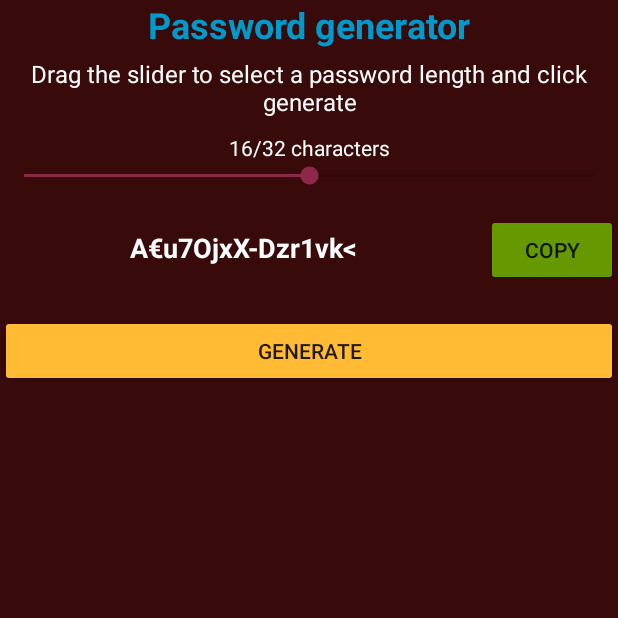
After one commit to hej2010/passwordStrength, an Android app: the GeneratorActivity screen opened directly, with no data from a screen before it, on a phone screen of 412 x 824 dp, the top half of it. The commit adds this screen. Run offline under Robolectric (Android 15) with nearby library versions, the phone set to English and light mode, and no system bars; our stand-ins replace AdMob.

Commit message:
Added password generator, added Constants class

```diff
--- a/app/build.gradle
+++ b/app/build.gradle
@@ -22,6 +22,7 @@ android {
 dependencies {
     compile fileTree(dir: 'libs', include: ['*.jar'])
     compile 'com.android.support:appcompat-v7:26.+'
+    compile 'com.android.support:design:26.+'
     compile 'com.google.firebase:firebase-ads:10.2.6'
     compile 'com.google.firebase:firebase-core:10.2.6'
     compile 'com.android.support.constraint:constraint-layout:1.0.2'
--- /dev/null
+++ b/app/src/main/java/se/swecookie/passwordstrength/Constants.java
@@ -0,0 +1,14 @@
+package se.swecookie.passwordstrength;
+
+class Constants {
+    private final static String allowedChars = "abcdefghijklmnopqrstuvwxyzABCDEFGHIJKLMNOPQRSTUVWXYZ0123456789!@#£¤$%€&/{([)]=}?+\\^¨~*,;.:-_<> ";
+    private static final String adID = "ca-app-pub-2831297200743176~9657558447";
+
+    static String getAllowedChars() {
+        return allowedChars;
+    }
+
+    static String getAdID() {
+        return adID;
+    }
+}
--- /dev/null
+++ b/app/src/main/java/se/swecookie/passwordstrength/GeneratorActivity.java
@@ -0,0 +1,104 @@
+package se.swecookie.passwordstrength;
+
+import android.content.ClipData;
+import android.content.ClipboardManager;
+import android.content.Context;
+import android.support.design.widget.Snackbar;
+import android.support.v7.app.AppCompatActivity;
+import android.os.Bundle;
+import android.view.View;
+import android.widget.Button;
+import android.widget.EditText;
+import android.widget.SeekBar;
+import android.widget.TextView;
+
+import com.google.android.gms.ads.AdRequest;
+import com.google.android.gms.ads.AdView;
+import com.google.android.gms.ads.MobileAds;
+
+import java.util.Random;
+
+public class GeneratorActivity extends AppCompatActivity {
+
+    private TextView txtSeekBar, txtPassword, txtNotice;
+    private int passwordLength = 16;
+    private Button btnGenerate, btnCopy;
+
+    @Override
+    protected void onCreate(Bundle savedInstanceState) {
+        super.onCreate(savedInstanceState);
+        setContentView(R.layout.activity_generator);
+
+        MobileAds.initialize(this, Constants.getAdID());
+
+        AdView mAdView = (AdView) findViewById(R.id.adView);
+        AdRequest adRequest = new AdRequest.Builder().build();
+        mAdView.loadAd(adRequest);
+
+        txtSeekBar = (TextView) findViewById(R.id.txtSeekBar);
+        txtPassword = (TextView) findViewById(R.id.txtPassword);
+        txtNotice = (TextView) findViewById(R.id.txtNotice);
+        SeekBar seekBar = (SeekBar) findViewById(R.id.seekBar);
+        btnGenerate = (Button) findViewById(R.id.btnGenerate);
+        btnCopy = (Button) findViewById(R.id.btnCopy);
+        btnCopy.setEnabled(false);
+
+        txtSeekBar.setText(seekBar.getProgress() + "/" + seekBar.getMax() + " characters");
+
+        seekBar.setOnSeekBarChangeListener(new SeekBar.OnSeekBarChangeListener() {
+            @Override
+            public void onProgressChanged(SeekBar seekBar, int i, boolean b) {
+                passwordLength = i;
+                txtSeekBar.setText(passwordLength + "/" + seekBar.getMax() + " characters");
+                if (passwordLength == 0) {
+                    btnGenerate.setEnabled(false);
+                } else {
+                    btnGenerate.setEnabled(true);
+                }
+                if (passwordLength < 8) {
+                    txtNotice.setVisibility(View.VISIBLE);
+                } else {
+                    txtNotice.setVisibility(View.INVISIBLE);
+                }
+            }
+
+            @Override
+            public void onStartTrackingTouch(SeekBar seekBar) {
+            }
+
+            @Override
+            public void onStopTrackingTouch(SeekBar seekBar) {
+            }
+        });
+
+        onBtnGenerateClicked();
+    }
+
+    private void onBtnGenerateClicked() {
+        char[] allowedCharsArray = Constants.getAllowedChars().toCharArray();
+        char[] chars = new char[passwordLength];
+        Random random = new Random();
+
+        for (int i = 0; i < passwordLength; i++) {
+            chars[i] = allowedCharsArray[random.nextInt(Constants.getAllowedChars().length())];
+        }
+
+        txtPassword.setText(chars, 0, passwordLength);
+        btnCopy.setEnabled(true);
+    }
+
+    public void onButtonClicked(View view) {
+        switch (view.getId()) {
+            case R.id.btnGenerate:
+                onBtnGenerateClicked();
+                break;
+            case R.id.btnCopy:
+                ClipboardManager clipboard = (ClipboardManager) getSystemService(Context.CLIPBOARD_SERVICE);
+                ClipData clip = ClipData.newPlainText(txtPassword.getText(), txtPassword.getText());
+                clipboard.setPrimaryClip(clip);
+                Snackbar.make(btnCopy, getString(R.string.pwd_copied), Snackbar.LENGTH_SHORT).show();
+                break;
+        }
+
+    }
+}
--- /dev/null
+++ b/app/src/main/res/layout/activity_generator.xml
@@ -0,0 +1,108 @@
+<RelativeLayout xmlns:android="http://schemas.android.com/apk/res/android"
+    android:layout_width="fill_parent"
+    android:layout_height="fill_parent"
+    android:background="@color/colorPrimaryDark"
+    android:orientation="vertical">
+
+    <TextView
+        android:id="@+id/textView3"
+        android:layout_width="match_parent"
+        android:layout_height="wrap_content"
+        android:layout_marginBottom="5dp"
+        android:text="@string/pwd_title"
+        android:textAlignment="center"
+        android:textColor="@android:color/holo_blue_dark"
+        android:textSize="24sp"
+        android:textStyle="bold" />
+
+    <TextView
+        android:id="@+id/textView4"
+        android:layout_width="match_parent"
+        android:layout_height="wrap_content"
+        android:layout_below="@id/textView3"
+        android:layout_marginBottom="10dp"
+        android:text="@string/pwd_message"
+        android:textAlignment="center"
+        android:textColor="@android:color/white"
+        android:textSize="16sp" />
+
+    <TextView
+        android:id="@+id/txtSeekBar"
+        android:layout_width="match_parent"
+        android:layout_height="wrap_content"
+        android:layout_below="@id/textView4"
+        android:text=""
+        android:textAlignment="center"
+        android:textColor="@android:color/white" />
+
+    <SeekBar
+        android:id="@+id/seekBar"
+        android:layout_width="match_parent"
+        android:layout_height="wrap_content"
+        android:layout_below="@id/txtSeekBar"
+        android:max="32"
+        android:progress="16" />
+
+    <TextView
+        android:id="@+id/txtNotice"
+        android:layout_width="match_parent"
+        android:layout_height="wrap_content"
+        android:layout_below="@id/seekBar"
+        android:text="@string/pwd_notice"
+        android:textAlignment="center"
+        android:textColor="@android:color/holo_red_light"
+        android:textSize="12sp"
+        android:visibility="invisible" />
+
+    <LinearLayout
+        android:id="@+id/lL"
+        android:layout_width="match_parent"
+        android:layout_height="wrap_content"
+        android:layout_below="@id/txtNotice"
+        android:orientation="horizontal">
+
+        <TextView
+            android:id="@+id/txtPassword"
+            android:layout_width="wrap_content"
+            android:layout_height="wrap_content"
+            android:layout_weight="1"
+            android:lines="3"
+            android:text=""
+            android:textAlignment="center"
+            android:textColor="@android:color/white"
+            android:textIsSelectable="true"
+            android:textSize="18sp"
+            android:textStyle="bold" />
+
+        <Button
+            android:id="@+id/btnCopy"
+            android:layout_width="wrap_content"
+            android:layout_height="wrap_content"
+            android:layout_weight="0"
+            android:backgroundTint="@android:color/holo_green_dark"
+            android:onClick="onButtonClicked"
+            android:text="@string/pwd_copy" />
+    </LinearLayout>
+
+    <Button
+        android:id="@+id/btnGenerate"
+        android:layout_width="match_parent"
+        android:layout_height="wrap_content"
+        android:layout_below="@id/lL"
+        android:backgroundTint="@android:color/holo_orange_light"
+        android:onClick="onButtonClicked"
+        android:text="@string/pwd_generate" />
+
+    <com.google.android.gms.ads.AdView xmlns:ads="http://schemas.android.com/apk/res-auto"
+        android:id="@+id/adView"
+        android:layout_width="match_parent"
+        android:layout_height="wrap_content"
+        android:layout_alignParentBottom="true"
+        android:layout_gravity="bottom"
+        android:visibility="visible"
+        ads:adSize="SMART_BANNER"
+        ads:adUnitId="ca-app-pub-3940256099942544/6300978111" />
+    <!--TEST: ca-app-pub-3940256099942544/6300978111-->
+    <!--EGNA: ca-app-pub-2831297200743176/2134291646-->
+
+</RelativeLayout>
--- a/app/src/main/res/values/strings.xml
+++ b/app/src/main/res/values/strings.xml
@@ -8,6 +8,13 @@
     <string name="info">Information</string>
     <string name="tips">Password tips</string>
     <string name="about_message" translatable="false">2017 © Rikard Teodorsson\nVersion 1.0</string>
+
+    <string name="pwd_title">Password generator</string>
+    <string name="pwd_message">Drag the slider to select a password length and click generate</string>
+    <string name="pwd_copy">Copy</string>
+    <string name="pwd_generate">Generate</string>
+    <string name="pwd_notice">Passwords that are less than 8 characters long are not recommended!</string>
+    <string name="pwd_copied">Password copied to clipboard.</string>
 
     <string name="info_message">The data and information in this app is purely for educational purposes and does not reflect real world situations.
     \n\nThe time-to-crack is based on 10 billion calculations per second.
@@ -39,5 +46,4 @@
     A PARTICULAR PURPOSE AND NONINFRINGEMENT. IN NO EVENT SHALL THE AUTHORS OR COPYRIGHT HOLDERS BE LIABLE FOR ANY CLAIM, DAMAGES OR OTHER LIABILITY,
     WHETHER IN AN ACTION OF CONTRACT, TORT OR OTHERWISE, ARISING FROM, OUT OF OR IN CONNECTION WITH THE SOFTWARE OR THE USE OR OTHER DEALINGS IN THE SOFTWARE.</string>
 
-
 </resources>
```
Also changed, not shown: app/src/main/AndroidManifest.xml (+4 -3 lines), app/src/main/java/se/swecookie/passwordstrength/MainActivity.java (+15 -1 lines), app/src/main/res/layout/activity_main.xml (+32 -11 lines).
